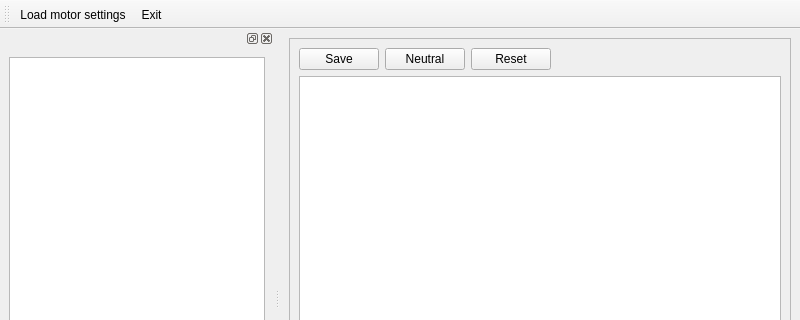
Old version of the form ui/mainwindow.ui in the repository wenwei-dev/motor-calibration; both pictures show x 0 to 800 and y 0 to 320 of the 800 by 588 pixel window.
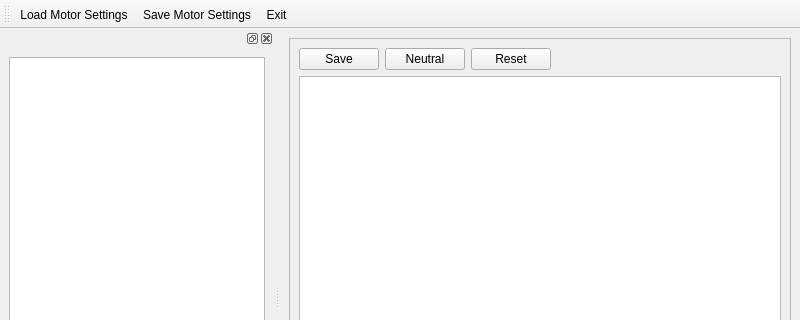
New version of the form.

Commit message: Save motor settings

Diff of the .ui file:
```diff
--- a/ui/mainwindow.ui
+++ b/ui/mainwindow.ui
@@ -178,14 +178,10 @@
    <attribute name="toolBarBreak">
     <bool>false</bool>
    </attribute>
-   <addaction name="actionLoad_motor_settings"/>
+   <addaction name="actionLoad_Motor_Settings"/>
+   <addaction name="actionSave_Motor_Settings"/>
    <addaction name="actionExit"/>
   </widget>
-  <action name="actionLoad_motor_settings">
-   <property name="text">
-    <string>Load motor settings...</string>
-   </property>
-  </action>
   <action name="actionExit">
    <property name="text">
     <string>Exit</string>
@@ -199,6 +195,16 @@
     <string>Edit Motors</string>
    </property>
   </action>
+  <action name="actionSave_Motor_Settings">
+   <property name="text">
+    <string>Save Motor Settings</string>
+   </property>
+  </action>
+  <action name="actionLoad_Motor_Settings">
+   <property name="text">
+    <string>Load Motor Settings</string>
+   </property>
+  </action>
  </widget>
  <resources/>
  <connections/>
```
The commit also changes 3 other files.
